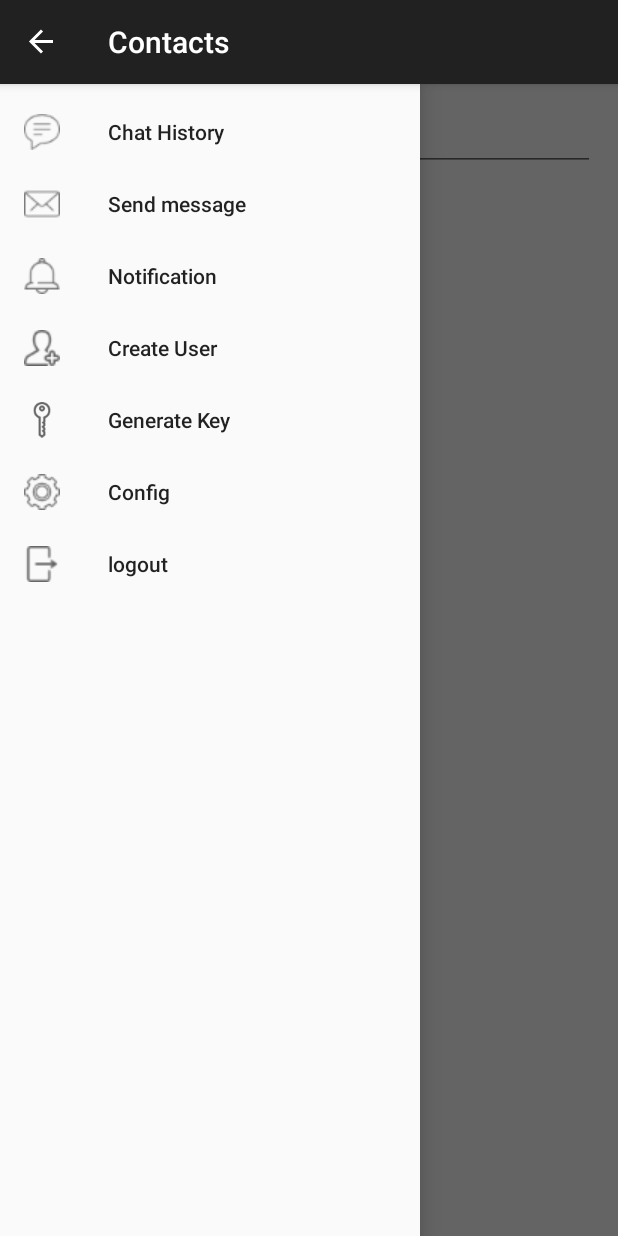
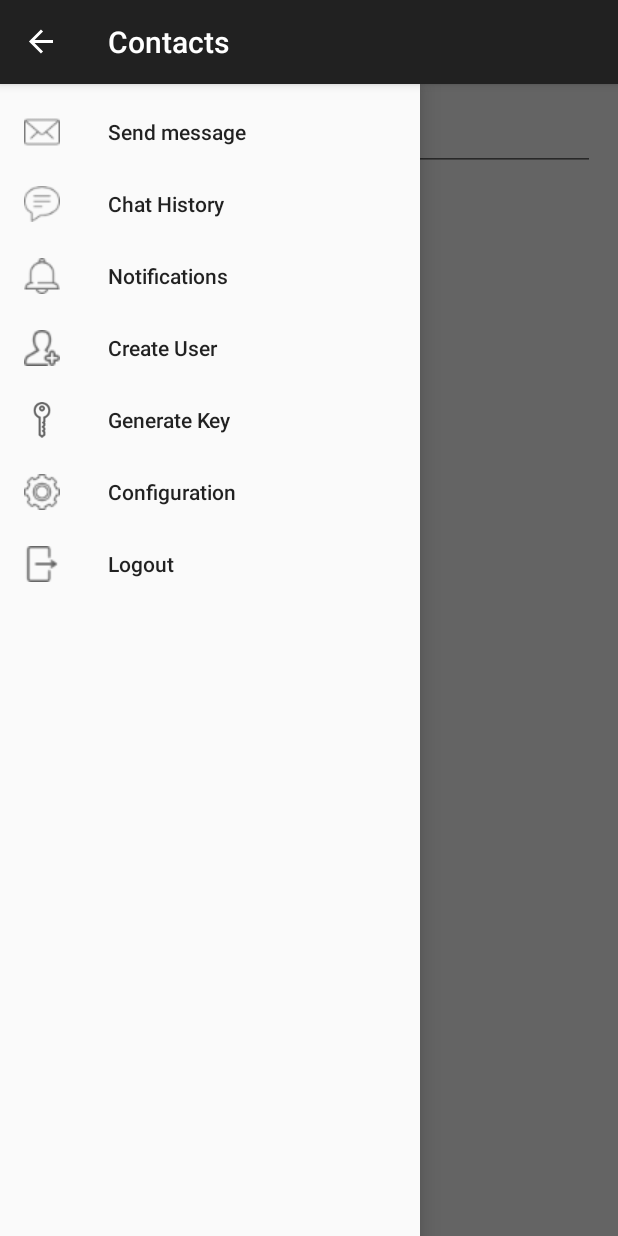
Before and after one commit to AL35/one-message, an Android app: the AdminMainActivity screen opened directly, with no data from a screen before it, with the side drawer open, on a phone screen of 412 x 824 dp. Run offline under Robolectric (Android 15) with nearby library versions, the light colour scheme and no system bars; network calls fail.

Commit message:
end of working at 7:00 AM

```diff
--- a/app/src/main/res/layout/activity_admin_message_history.xml
+++ b/app/src/main/res/layout/activity_admin_message_history.xml
@@ -5,6 +5,10 @@
   android:layout_width="match_parent"
   android:layout_height="match_parent"
   tools:context="onemessagecompany.onemessage.Admin.AdminMessageHistoryActivity">
+<ScrollView
+    android:layout_width="match_parent"
+    android:layout_height="wrap_content"
+    android:focusableInTouchMode="true">
 
   <RelativeLayout
       android:layout_width="match_parent"
@@ -17,5 +21,7 @@
         android:scrollbars="vertical" />
 
   </RelativeLayout>
+</ScrollView>
+
 
 </android.support.design.widget.CoordinatorLayout>
--- a/app/src/main/res/menu/global.xml
+++ b/app/src/main/res/menu/global.xml
@@ -1,22 +1,20 @@
 <menu xmlns:android="http://schemas.android.com/apk/res/android">
 
 
+  <item
+      android:id="@+id/message"
+      android:icon="@mipmap/ic_message"
+      android:title="@string/title_activity_send_message" />
 
   <item
     android:id="@+id/chat_history"
     android:icon="@mipmap/ic_chat_history"
     android:title="@string/title_activity_chat_history" />
 
-
-  <item
-    android:id="@+id/message"
-    android:icon="@mipmap/ic_message"
-    android:title="@string/title_activity_send_message" />
-
   <item
     android:id="@+id/notifications"
     android:icon="@mipmap/ic_notifications"
-    android:title="@string/title_activity_notification" />
+    android:title="Notifications" />
 
   <item
     android:id="@+id/add_users"
@@ -32,12 +30,12 @@
   <item
     android:id="@+id/config"
     android:icon="@mipmap/ic_settings"
-    android:title="@string/config" />
+    android:title="Configuration" />
 
 
 
   <item
     android:id="@+id/logout"
     android:icon="@mipmap/ic_logout"
-    android:title="logout" />
+    android:title="Logout" />
 </menu>
--- a/app/src/main/res/values/strings.xml
+++ b/app/src/main/res/values/strings.xml
@@ -115,7 +115,7 @@
 
   <!-- Strings related to Menu-->
   <string name="Users_List">Users List</string>
-  <string name="config">Config</string>
+  <string name="config">Configuration</string>
 
 
   <string name="open">open</string>
```
Lines whose indentation alone changed are shown as unchanged.
